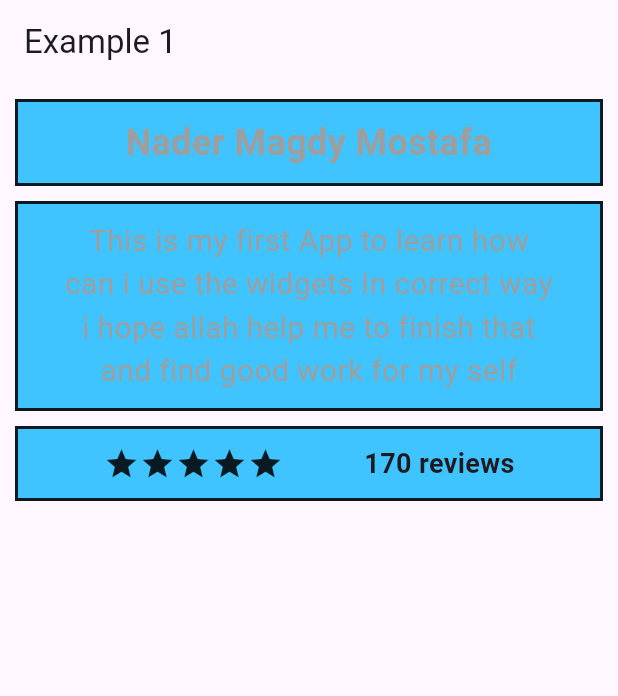
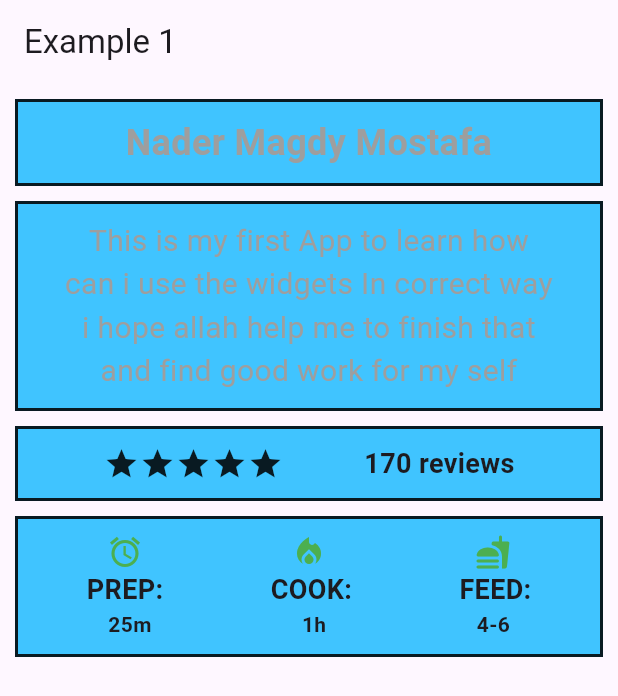
Before and after one commit to NaderCc/ToDoListByFlutter, a Flutter app: the screen it shows after launch, on a phone screen of 412 x 824 dp. Shown: the top 696 px of the screen. Run offline on Flutter 3.47's test engine with Material 3 defaults, Android fonts, the phone set to English and light mode, and no system bars.

Commit message:
Last Form of the first app

```diff
--- a/lib/main.dart
+++ b/lib/main.dart
@@ -57,6 +57,43 @@ class MyApp extends StatelessWidget {
                           ),
                           Text("170 reviews", style: TextStyle(fontWeight:FontWeight.bold,fontSize: 18),),
 
+                        ],
+                      ),
+                    ),
+                    Container(
+                      decoration:BoxDecoration(
+                        color: Colors.lightBlueAccent,
+                        border: Border.all(width: 2,color: Colors.black87),
+                      ),
+                      padding: EdgeInsets.all(10),
+                      width: 1000,
+                      child: Column(
+
+                        children: [
+                        Row(
+                        mainAxisAlignment: MainAxisAlignment.spaceAround,
+                        children: [
+                          Icon(Icons.access_alarm,color: Colors.green[500],),
+                          Icon(Icons.local_fire_department,color: Colors.green[500],),
+                          Icon(Icons.fastfood_rounded,color: Colors.green[500]),
+
+                        ]),
+                          Row(
+                            mainAxisAlignment: MainAxisAlignment.spaceAround,
+                            children: [
+                              Text("PREP:", style: TextStyle(fontWeight:FontWeight.bold,fontSize: 18),),
+                              Text("COOK:", style: TextStyle(fontWeight:FontWeight.bold,fontSize: 18),),
+                              Text("FEED:", style: TextStyle(fontWeight:FontWeight.bold,fontSize: 18),),
+                            ],
+                          ),
+                          Row(
+                            mainAxisAlignment: MainAxisAlignment.spaceAround,
+                            children: [
+                              Text("25m", style: TextStyle(fontWeight:FontWeight.bold,fontSize: 14),),
+                              Text("1h", style: TextStyle(fontWeight:FontWeight.bold,fontSize: 14),),
+                              Text("4-6", style: TextStyle(fontWeight:FontWeight.bold,fontSize: 14),),
+                            ],
+                          )
                         ],
                       ),
                     )
```
